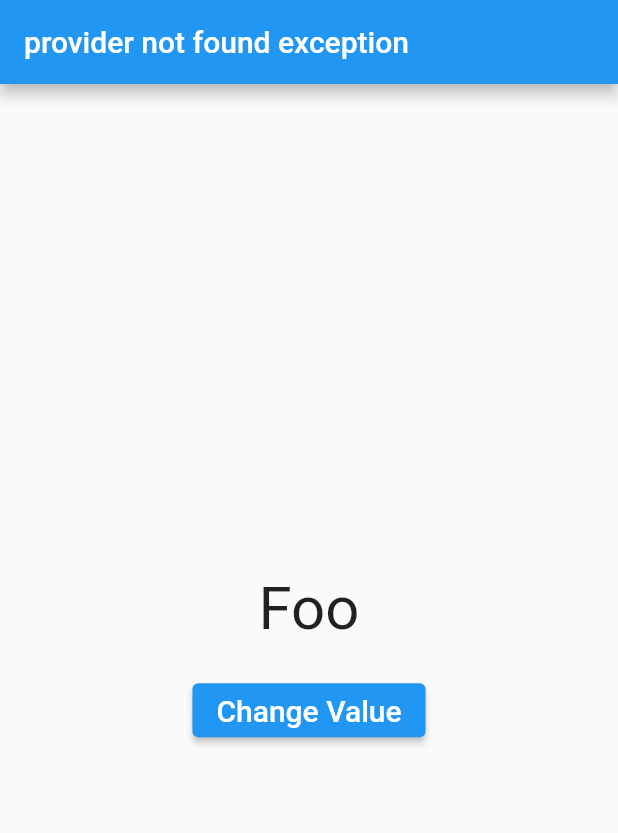
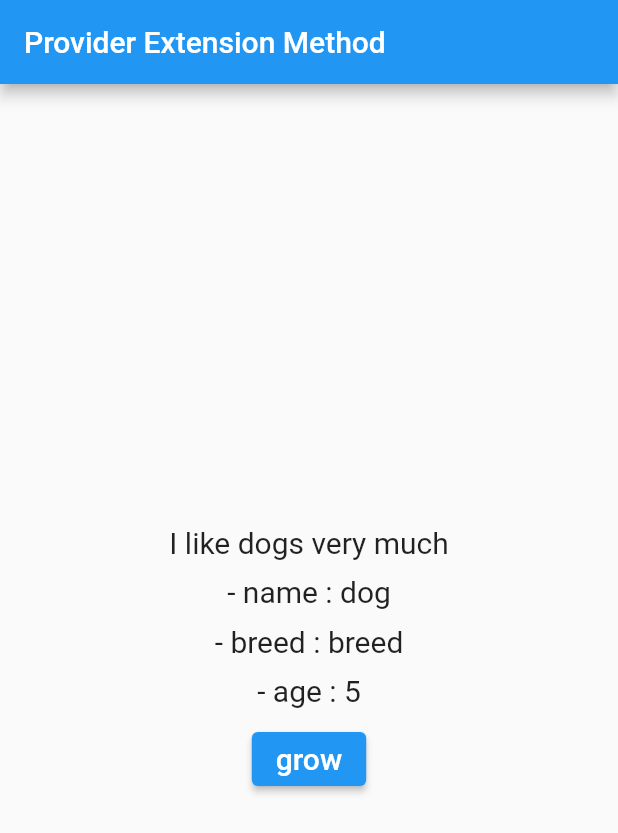
Before and after one commit to qwq140/flutter_provider_ex, a Flutter app: the screen it shows after launch, on a phone screen of 412 x 824 dp. Shown: the top 833 px of the screen. Run offline on Flutter 3.47's test engine with Material 2 defaults, Android fonts, the phone set to English and light mode, and no system bars.

Commit message:
selector

```diff
--- a/lib/main.dart
+++ b/lib/main.dart
@@ -1,6 +1,7 @@
 import 'package:flutter/material.dart';
-import 'package:flutter_provider_ex/consumer/model/dog.dart';
-import 'package:flutter_provider_ex/provider_not_found/home_page.dart';
+import 'package:flutter_provider_ex/selector/model/dog.dart';
+import 'package:flutter_provider_ex/selector/view/home_page.dart';
+
 
 import 'package:provider/provider.dart';
 
--- /dev/null
+++ b/lib/selector/model/dog.dart
@@ -0,0 +1,15 @@
+import 'package:flutter/material.dart';
+
+class Dog with ChangeNotifier{
+  final String name;
+  final String breed;
+  int age;
+
+  Dog({required this.name, required this.breed, this.age = 1});
+
+  void grow() {
+    age++;
+    notifyListeners();
+    print('dog age : $age');
+  }
+}
--- /dev/null
+++ b/lib/selector/view/component/age.dart
@@ -0,0 +1,34 @@
+import 'package:flutter/material.dart';
+import 'package:flutter_provider_ex/selector/model/dog.dart';
+import 'package:provider/provider.dart';
+
+class Age extends StatelessWidget {
+  const Age({
+    Key? key,
+  }) : super(key: key);
+
+  @override
+  Widget build(BuildContext context) {
+    return Selector<Dog, int>(
+      selector: (BuildContext context, Dog dog) => dog.age,
+      builder: (_, int age, __) {
+        return Column(
+          children: [
+            Text(
+              '- age : $age',
+              style: TextStyle(fontSize: 20),
+            ),
+            const SizedBox(height: 10),
+            ElevatedButton(
+              onPressed: () => context.read<Dog>().grow(),
+              child: const Text(
+                'grow',
+                style: TextStyle(fontSize: 20),
+              ),
+            ),
+          ],
+        );
+      },
+    );
+  }
+}
--- /dev/null
+++ b/lib/selector/view/component/breed_and_age.dart
@@ -0,0 +1,23 @@
+import 'package:flutter/material.dart';
+import 'package:flutter_provider_ex/selector/model/dog.dart';
+import 'package:flutter_provider_ex/selector/view/component/age.dart';
+import 'package:provider/provider.dart';
+
+class BreedAndAge extends StatelessWidget {
+  const BreedAndAge({Key? key}) : super(key: key);
+
+  @override
+  Widget build(BuildContext context) {
+    return Selector<Dog, String>(
+      selector: (BuildContext context, Dog dog) => dog.breed,
+      builder: (_, String breed, __) {
+      return Column(
+        children: [
+          Text('- breed : $breed', style: const TextStyle(fontSize: 20),),
+          const SizedBox(height: 10,),
+          const Age(),
+        ],
+      );
+    },);
+  }
+}
--- /dev/null
+++ b/lib/selector/view/home_page.dart
@@ -0,0 +1,46 @@
+import 'package:flutter/material.dart';
+import 'package:flutter_provider_ex/selector/model/dog.dart';
+import 'package:flutter_provider_ex/selector/view/component/breed_and_age.dart';
+import 'package:provider/provider.dart';
+
+class HomePage extends StatelessWidget {
+  const HomePage({Key? key}) : super(key: key);
+
+  @override
+  Widget build(BuildContext context) {
+    return Scaffold(
+      appBar: AppBar(
+        title: const Text('Provider Extension Method'),
+      ),
+      // child : 리빌드가 필요하지 않는 위젯 정의
+      body: Selector<Dog, String>(
+        selector: (BuildContext context, Dog dog) => dog.name,
+        builder: (context, String name, child) {
+          return Center(
+            child: Column(
+              mainAxisAlignment: MainAxisAlignment.center,
+              children: [
+                child!,
+                const SizedBox(
+                  height: 10,
+                ),
+                Text(
+                  '- name : $name',
+                  style: const TextStyle(fontSize: 20),
+                ),
+                const SizedBox(
+                  height: 10,
+                ),
+                const BreedAndAge(),
+              ],
+            ),
+          );
+        },
+        child: Text(
+          'I like dogs very much',
+          style: TextStyle(fontSize: 20),
+        ),
+      ),
+    );
+  }
+}
```
